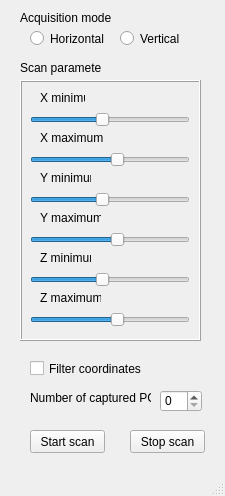
AntoineMerlet/3DScan, file SourceCode/GUI/scanwindow.ui: the form before one commit.
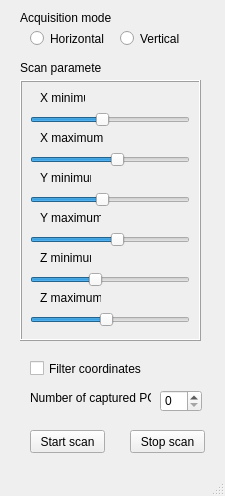
The form after the commit.

```diff
--- a/SourceCode/GUI/scanwindow.ui
+++ b/SourceCode/GUI/scanwindow.ui
@@ -227,13 +227,13 @@
       </rect>
      </property>
      <property name="minimum">
-      <number>-30</number>
+      <number>-10</number>
      </property>
      <property name="maximum">
-      <number>30</number>
+      <number>15</number>
      </property>
      <property name="value">
-      <number>-3</number>
+      <number>0</number>
      </property>
      <property name="orientation">
       <enum>Qt::Horizontal</enum>
@@ -249,13 +249,13 @@
       </rect>
      </property>
      <property name="minimum">
-      <number>-30</number>
+      <number>-10</number>
      </property>
      <property name="maximum">
       <number>30</number>
      </property>
      <property name="value">
-      <number>3</number>
+      <number>9</number>
      </property>
      <property name="orientation">
       <enum>Qt::Horizontal</enum>
```
